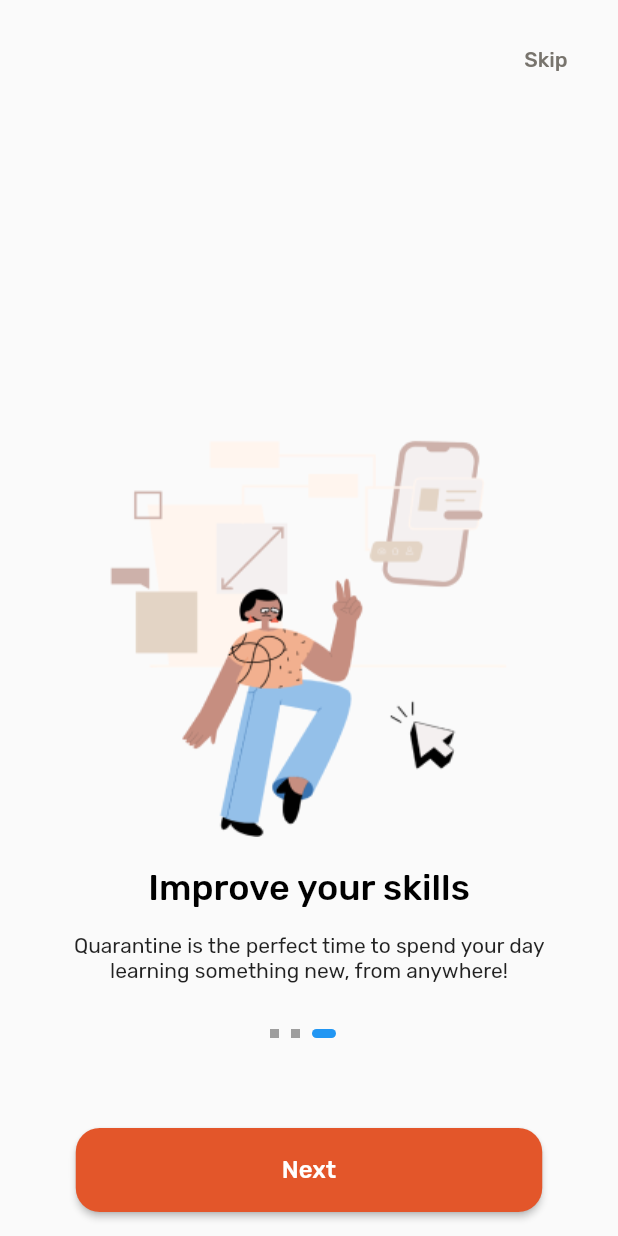
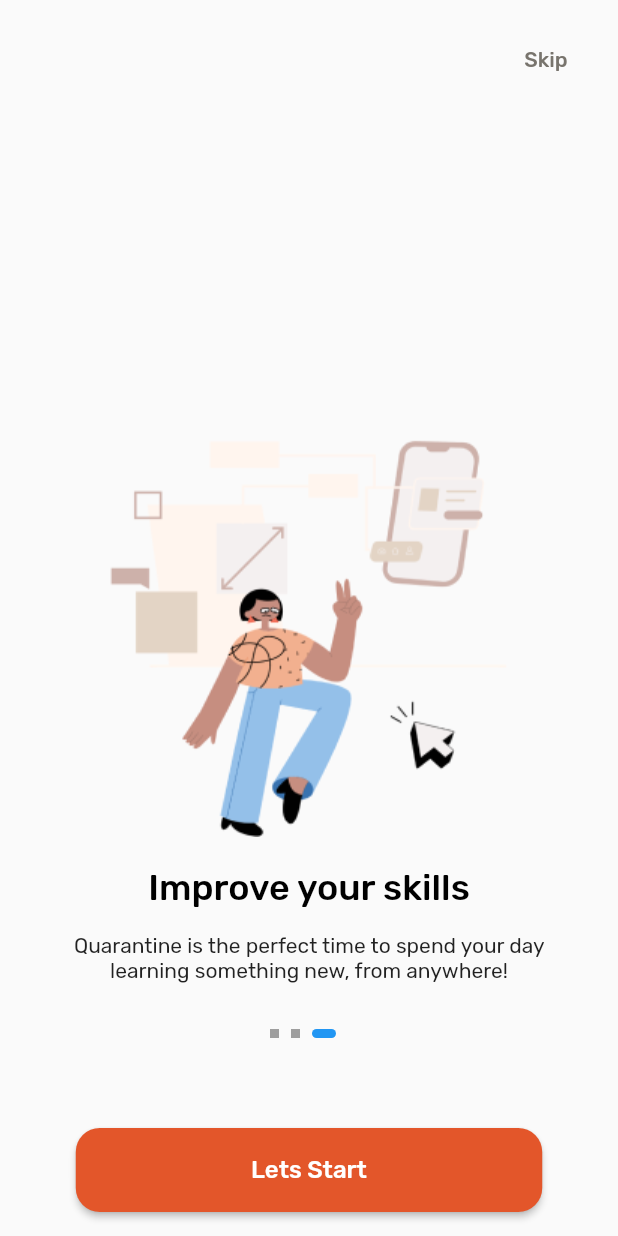
Before and after one commit to nyanibaquartey/codefactory_app, a Flutter app: the OnboardingScreen screen opened directly, swiped to page 3, on a phone screen of 412 x 824 dp. Run offline on Flutter 3.47's test engine with Material 2 defaults, Android fonts, the light colour scheme and no system bars; our stand-ins replace google_fonts.

Commit message:
Routing for Onboarding Screens

```diff
--- a/lib/main.dart
+++ b/lib/main.dart
@@ -3,6 +3,7 @@ import 'package:codefactory_app/course_not_saved.dart';
 import 'package:codefactory_app/course_tests.dart';
 import 'package:codefactory_app/no_payment.dart';
 import 'package:codefactory_app/course_not_found.dart';
+import 'package:codefactory_app/onboarding_screen.dart';
 import 'package:codefactory_app/payment.dart';
 import 'package:codefactory_app/product_detail.dart';
 import 'package:codefactory_app/results.dart';
@@ -27,7 +28,7 @@ class MyApp extends StatelessWidget {
     return MaterialApp(
       title: 'Code Factory',
 theme: ThemeData.light(),
-      home: const CourseNotFound(),
+      home: const OnboardingScreen(),
     );
   }
 }
--- a/lib/onboarding_screen.dart
+++ b/lib/onboarding_screen.dart
@@ -7,15 +7,18 @@ import 'package:codefactory_app/slide_dot_indicator.dart';
 import 'package:codefactory_app/buttons/custom_flat_button.dart';
 
 class OnboardingScreen extends StatefulWidget {
-  const OnboardingScreen({Key? key}) : super(key: key);
+  const OnboardingScreen({Key? key, this.buttonText}) : super(key: key);
+  final String? buttonText;
 
   @override
   State<OnboardingScreen> createState() => _OnboardingScreenState();
 }
 
 class _OnboardingScreenState extends State<OnboardingScreen> {
-  late PageController _controller;
+   PageController? _controller;
   int _slideIndex = 0;
+
+
 
   @override
   void initState() {
@@ -25,12 +28,13 @@ class _OnboardingScreenState extends State<OnboardingScreen> {
 
   @override
   void dispose() {
-    _controller.dispose();
+    _controller!.dispose();
     super.dispose();
   }
 
   @override
   Widget build(BuildContext context) {
+
     return Scaffold(
       body: SafeArea(
         child: Padding(
@@ -84,12 +88,41 @@ class _OnboardingScreenState extends State<OnboardingScreen> {
             ),
 
             //Slide navigation button
-            SizedBox(
+            CustomButton(
+              controller: _controller,
+              //set button text based on page
+              buttonText: _slideIndex == 2? "Lets Start" : "Next",
+            ),
+          ]),
+        ),
+      ),
+    );
+  }
+}
+
+class CustomButton extends StatelessWidget {
+  const CustomButton({
+    Key? key, this.buttonText, this.press,
+    required PageController? controller,
+  }) : _controller = controller, super(key: key);
+  final String? buttonText;
+  final Function()? press;
+
+  final PageController? _controller;
+
+  @override
+  Widget build(BuildContext context) {
+    return SizedBox(
       width: 311,
       height: 56,
       child: ElevatedButton(
         onPressed: () {
-                  _controller.nextPage(
+          //routing of screens; route to login page if on last screen
+          if(_controller!.page == 2){
+            Navigator.push(context, MaterialPageRoute(builder: (context) => const Login()));
+          }
+
+          _controller!.nextPage(
               duration: const Duration(milliseconds: 300),
               curve: Curves.ease);
         },
@@ -98,7 +131,7 @@ class _OnboardingScreenState extends State<OnboardingScreen> {
             shape: RoundedRectangleBorder(
                 borderRadius: BorderRadius.circular(16))),
         child: Text(
-                  "Next",
+          buttonText!,
           textAlign: TextAlign.center,
           style: GoogleFonts.rubik(
               textStyle: Theme.of(context).textTheme.labelMedium,
@@ -107,10 +140,6 @@ class _OnboardingScreenState extends State<OnboardingScreen> {
               color: Colors.white),
         ),
       ),
-            ),
-          ]),
-        ),
-      ),
     );
   }
 }
```
Lines whose indentation alone changed are shown as unchanged.
